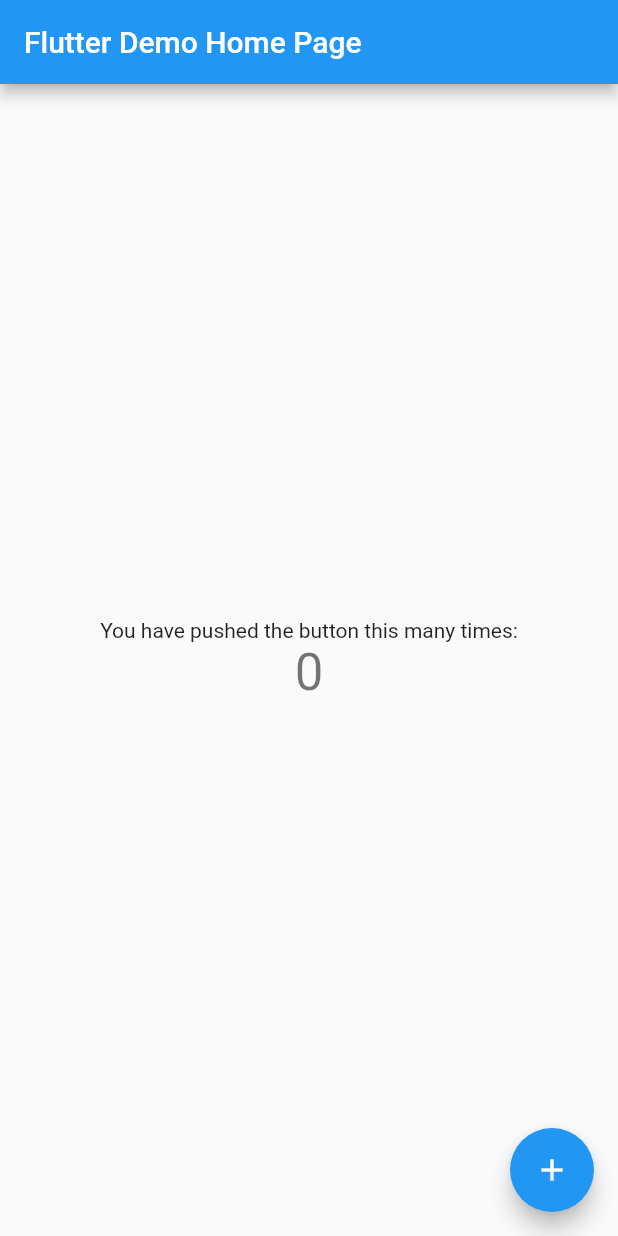
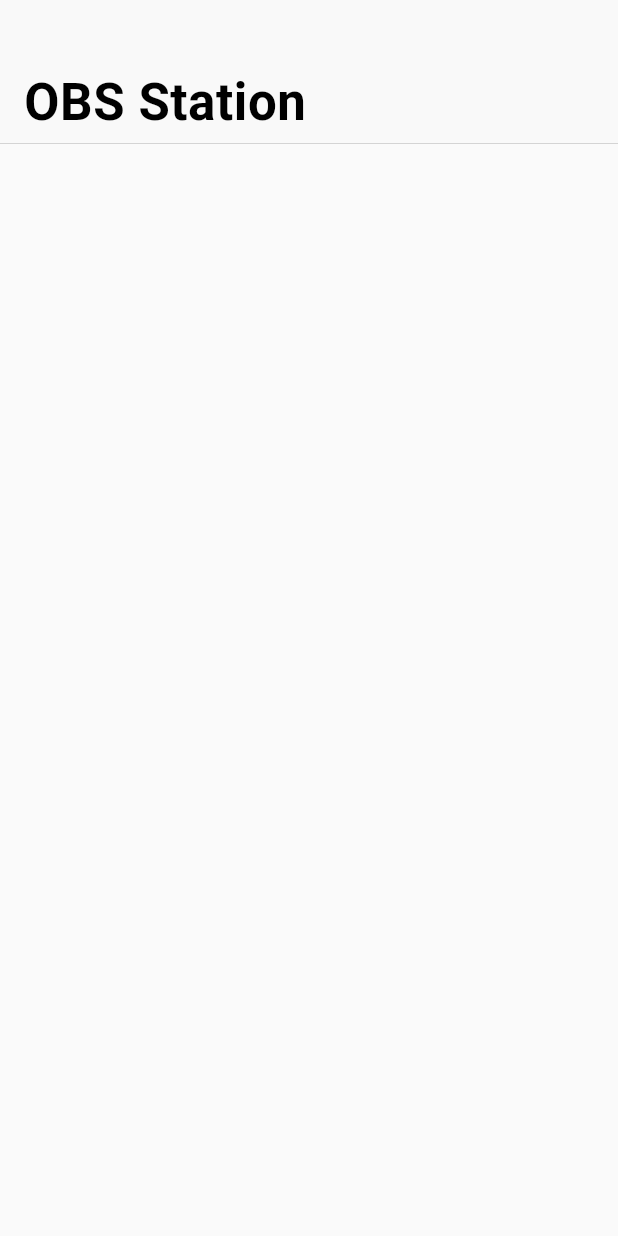
Before and after one commit to Seven-112/obs_blade, a Flutter app: the screen it shows after launch, on a phone screen of 412 x 824 dp. Run offline on Flutter 3.47's test engine with Material 2 defaults, Android fonts, the phone set to English and light mode, and no system bars.

Commit message:
first steps

```diff
--- /dev/null
+++ b/lib/app.dart
@@ -0,0 +1,15 @@
+import 'package:flutter/material.dart';
+import 'package:obs_station/utils/routing_helper.dart';
+import 'package:obs_station/views/landing/landing.dart';
+
+class App extends StatelessWidget {
+  @override
+  Widget build(BuildContext context) {
+    return MaterialApp(
+      theme: ThemeData.light(),
+      darkTheme: ThemeData.dark(),
+      routes: RoutingHelper.routes,
+      home: LandingView(),
+    );
+  }
+}
--- a/lib/main.dart
+++ b/lib/main.dart
@@ -1,113 +1,6 @@
 import 'package:flutter/material.dart';
+import 'package:obs_station/app.dart';
 
 void main() {
-  runApp(MyApp());
+  runApp(App());
 }
-
-class MyApp extends StatelessWidget {
-  // This widget is the root of your application.
-  @override
-  Widget build(BuildContext context) {
-    return MaterialApp(
-      title: 'Flutter Demo',
-      theme: ThemeData(
-        // This is the theme of your application.
-        //
-        // Try running your application with "flutter run". You'll see the
-        // application has a blue toolbar. Then, without quitting the app, try
-        // changing the primarySwatch below to Colors.green and then invoke
-        // "hot reload" (press "r" in the console where you ran "flutter run",
-        // or simply save your changes to "hot reload" in a Flutter IDE).
-        // Notice that the counter didn't reset back to zero; the application
-        // is not restarted.
-        primarySwatch: Colors.blue,
-      ),
-      home: MyHomePage(title: 'Flutter Demo Home Page'),
-    );
-  }
-}
-
-class MyHomePage extends StatefulWidget {
-  MyHomePage({Key key, this.title}) : super(key: key);
-
-  // This widget is the home page of your application. It is stateful, meaning
-  // that it has a State object (defined below) that contains fields that affect
-  // how it looks.
-
-  // This class is the configuration for the state. It holds the values (in this
-  // case the title) provided by the parent (in this case the App widget) and
-  // used by the build method of the State. Fields in a Widget subclass are
-  // always marked "final".
-
-  final String title;
-
-  @override
-  _MyHomePageState createState() => _MyHomePageState();
-}
-
-class _MyHomePageState extends State<MyHomePage> {
-  int _counter = 0;
-
-  void _incrementCounter() {
-    setState(() {
-      // This call to setState tells the Flutter framework that something has
-      // changed in this State, which causes it to rerun the build method below
-      // so that the display can reflect the updated values. If we changed
-      // _counter without calling setState(), then the build method would not be
-      // called again, and so nothing would appear to happen.
-      _counter++;
-    });
-  }
-
-  @override
-  Widget build(BuildContext context) {
-    // This method is rerun every time setState is called, for instance as done
-    // by the _incrementCounter method above.
-    //
-    // The Flutter framework has been optimized to make rerunning build methods
-    // fast, so that you can just rebuild anything that needs updating rather
-    // than having to individually change instances of widgets.
-    return Scaffold(
-      appBar: AppBar(
-        // Here we take the value from the MyHomePage object that was created by
-        // the App.build method, and use it to set our appbar title.
-        title: Text(widget.title),
-      ),
-      body: Center(
-        // Center is a layout widget. It takes a single child and positions it
-        // in the middle of the parent.
-        child: Column(
-          // Column is also a layout widget. It takes a list of children and
-          // arranges them vertically. By default, it sizes itself to fit its
-          // children horizontally, and tries to be as tall as its parent.
-          //
-          // Invoke "debug painting" (press "p" in the console, choose the
-          // "Toggle Debug Paint" action from the Flutter Inspector in Android
-          // Studio, or the "Toggle Debug Paint" command in Visual Studio Code)
-          // to see the wireframe for each widget.
-          //
-          // Column has various properties to control how it sizes itself and
-          // how it positions its children. Here we use mainAxisAlignment to
-          // center the children vertically; the main axis here is the vertical
-          // axis because Columns are vertical (the cross axis would be
-          // horizontal).
-          mainAxisAlignment: MainAxisAlignment.center,
-          children: <Widget>[
-            Text(
-              'You have pushed the button this many times:',
-            ),
-            Text(
-              '$_counter',
-              style: Theme.of(context).textTheme.headline4,
-            ),
-          ],
-        ),
-      ),
-      floatingActionButton: FloatingActionButton(
-        onPressed: _incrementCounter,
-        tooltip: 'Increment',
-        child: Icon(Icons.add),
-      ), // This trailing comma makes auto-formatting nicer for build methods.
-    );
-  }
-}
--- /dev/null
+++ b/lib/utils/routing_helper.dart
@@ -0,0 +1,10 @@
+import 'package:flutter/material.dart';
+import 'package:obs_station/views/landing/landing.dart';
+
+class RoutingHelper {
+  static const String landing = 'landing';
+
+  static Map<String, Widget Function(BuildContext)> routes = {
+    landing: (_) => LandingView()
+  };
+}
--- /dev/null
+++ b/lib/views/landing/landing.dart
@@ -0,0 +1,17 @@
+import 'package:flutter/cupertino.dart';
+import 'package:flutter/material.dart';
+
+class LandingView extends StatelessWidget {
+  @override
+  Widget build(BuildContext context) {
+    return Scaffold(
+      body: CustomScrollView(
+        slivers: <Widget>[
+          CupertinoSliverNavigationBar(
+            largeTitle: Text('OBS Station'),
+          ),
+        ],
+      ),
+    );
+  }
+}
```
